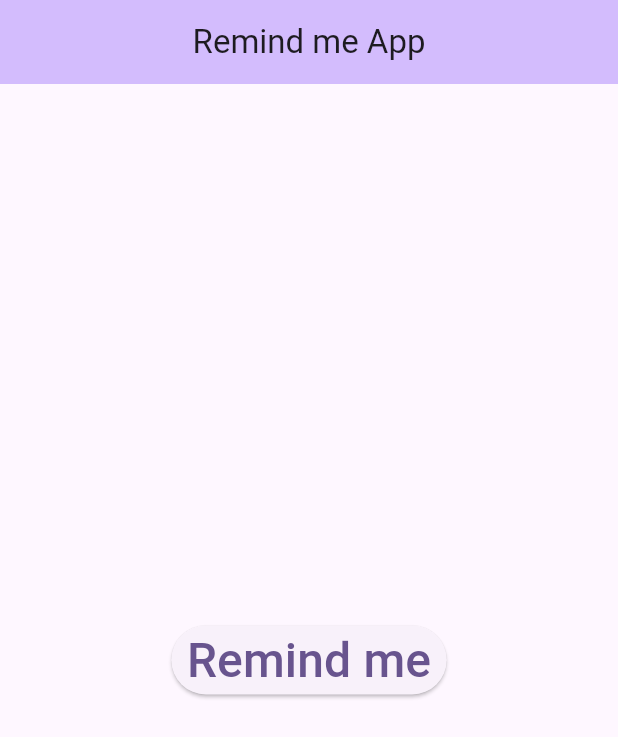
After one commit to sssloba/remind_me, a Flutter app: the screen it shows after launch, on a phone screen of 412 x 824 dp. The commit adds this screen. Shown: the top 737 px of the screen. Run offline on Flutter 3.47's test engine with Material 3 defaults, Android fonts, the phone set to English and light mode, and no system bars; our stand-ins replace firebase_core, firebase_messaging; accounts and stored records are empty; generated files the repository leaves out were written again.

Commit message:
home-screen-in-presentation-layer

```diff
--- /dev/null
+++ b/lib/presentation/home/home_screen.dart
@@ -0,0 +1,26 @@
+import 'package:flutter/material.dart';
+
+class HomeScreen extends StatelessWidget {
+  const HomeScreen({
+    super.key,
+  });
+
+  @override
+  Widget build(BuildContext context) {
+    return Scaffold(
+      appBar: AppBar(
+        backgroundColor: Theme.of(context).colorScheme.inversePrimary,
+        title: const Text('Remind me App'),
+        centerTitle: true,
+      ),
+      body: Center(
+        child: ElevatedButton(
+          onPressed: () {},
+          child: const Text(
+            'Remind me',
+          ),
+        ),
+      ),
+    );
+  }
+}
```
Also changed, not shown: lib/main.dart (+2 -26 lines).
